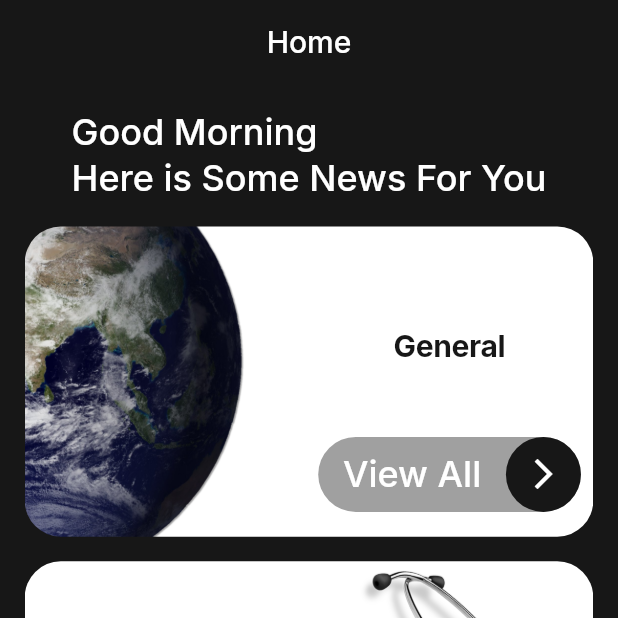
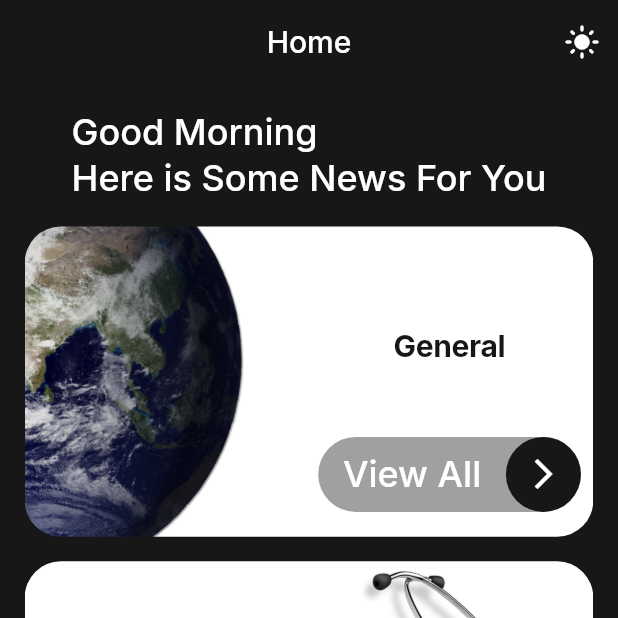
Before and after one commit to OsamaRabie22/news_app, a Flutter app: the screen it shows after launch, on a phone screen of 412 x 824 dp, the top half of it. Run offline on Flutter 3.47's test engine with Material 3 defaults, Android fonts, the phone set to English and light mode, and no system bars; our stand-ins replace cached_network_image, flutter_bloc, google_fonts, timeago.

Commit message:
completed display Category UI and Home screens and make state management by using cubit and handle the theme

```diff
--- a/lib/api/api_manager.dart
+++ b/lib/api/api_manager.dart
@@ -5,12 +5,12 @@ import 'package:news/api/api_constants.dart';
 import 'package:news/api/end_points.dart';
 import 'package:news/models/news_response.dart';
 import 'package:news/models/source_response.dart';
-import 'package:news/screens/category/category_details.dart';
 
 class ApiManager {
-  static Future<SourceResponse> getSources() async {
+  static Future<SourceResponse> getSources(String category) async {
     Uri url = Uri.https(ApiConstants.baseUrl, EndPoints.sourceApi, {
       'apiKey': ApiConstants.apiKey,
+      'category': category,
     });
     try {
       var response = await http.get(url);
--- /dev/null
+++ b/lib/cubits/home/home_cubit.dart
@@ -0,0 +1,16 @@
+import 'package:flutter_bloc/flutter_bloc.dart';
+import 'package:news/cubits/home/home_state.dart';
+import 'package:news/models/category.dart';
+
+class HomeCubit extends Cubit<HomeState> {
+  HomeCubit() :super(ShowCategories());
+
+  void selectCategory(Category category) {
+    emit(ShowCategoryDetails(category));
+  }
+
+  void goBack(){
+    emit(ShowCategories());
+}
+
+}
--- /dev/null
+++ b/lib/cubits/home/home_state.dart
@@ -0,0 +1,9 @@
+import 'package:news/models/category.dart';
+
+abstract class HomeState {}
+
+class ShowCategories extends HomeState {}
+class ShowCategoryDetails  extends HomeState{
+  final Category category;
+  ShowCategoryDetails(this.category);
+}
--- /dev/null
+++ b/lib/cubits/theme/theme_cubit.dart
@@ -0,0 +1,11 @@
+import 'package:flutter/material.dart';
+import 'package:flutter_bloc/flutter_bloc.dart';
+import 'package:news/cubits/theme/theme_state.dart';
+
+class ThemeCubit extends Cubit<ThemeState>{
+
+  ThemeCubit():super(ThemeState(ThemeMode.dark));
+  void changeTheme(ThemeMode themeMode){
+    emit(ThemeState(themeMode));
+  }
+}
--- /dev/null
+++ b/lib/cubits/theme/theme_state.dart
@@ -0,0 +1,6 @@
+import 'package:flutter/material.dart';
+
+class ThemeState {
+  final ThemeMode themeMode;
+  ThemeState(this.themeMode);
+}
--- a/lib/main.dart
+++ b/lib/main.dart
@@ -1,4 +1,7 @@
 import 'package:flutter/material.dart';
+import 'package:flutter_bloc/flutter_bloc.dart';
+import 'package:news/cubits/theme/theme_cubit.dart';
+import 'package:news/cubits/theme/theme_state.dart';
 import 'package:news/screens/home_screen.dart';
 import 'package:news/utils/app_theme.dart';
 
@@ -12,13 +15,20 @@ class MyApp extends StatelessWidget {
 
   @override
   Widget build(BuildContext context) {
+    return BlocProvider<ThemeCubit>(
+      create: (context)=>ThemeCubit(),
+      child: BlocBuilder<ThemeCubit,ThemeState>(
+        builder: (context,state){
           return MaterialApp(
             debugShowCheckedModeBanner: false,
             theme: AppTheme.lightTheme,
             darkTheme: AppTheme.darkTheme,
-      themeMode: ThemeMode.dark,
+            themeMode: state.themeMode,
             initialRoute: HomeScreen.routeName,
             routes: {HomeScreen.routeName: (_) => HomeScreen()},
           );
+        },
+      )
+    );
   }
 }
--- a/lib/screens/home/category_fragment.dart
+++ b/lib/screens/home/category_fragment.dart
@@ -1,17 +1,23 @@
 import 'package:flutter/material.dart';
+import 'package:flutter_bloc/flutter_bloc.dart';
+import 'package:news/cubits/theme/theme_cubit.dart';
+import 'package:news/cubits/theme/theme_state.dart';
 import 'package:news/models/category.dart';
 import 'package:news/widget/category_fragment_widget.dart';
 
 class CategoryFragment extends StatelessWidget {
-  CategoryFragment({super.key});
-
-  List<Category> categoriesList = [];
+  const CategoryFragment({super.key});
 
   @override
   Widget build(BuildContext context) {
     var width = MediaQuery.of(context).size.width;
     var height = MediaQuery.of(context).size.height;
-    categoriesList = Category.getCategoryList(true);
+
+    return BlocBuilder<ThemeCubit, ThemeState>(
+      builder: (context, themeState) {
+        var isDark = themeState.themeMode == ThemeMode.dark;
+        var categoriesList = Category.getCategoryList(isDark); // ✅
+
         return Padding(
           padding: EdgeInsets.all(width * 0.04),
           child: Column(
@@ -25,7 +31,10 @@ class CategoryFragment extends StatelessWidget {
               Expanded(
                 child: ListView.separated(
                   itemBuilder: (context, index) {
-                return CategoryFragmentWidget(category: categoriesList[index],index: index,);
+                    return CategoryFragmentWidget(
+                      category: categoriesList[index],
+                      index: index,
+                    );
                   },
                   separatorBuilder: (context, index) {
                     return SizedBox(height: height * 0.02);
@@ -36,5 +45,7 @@ class CategoryFragment extends StatelessWidget {
             ],
           ),
         );
+      },
+    );
   }
 }
--- a/lib/screens/home_screen.dart
+++ b/lib/screens/home_screen.dart
@@ -1,4 +1,9 @@
 import 'package:flutter/material.dart';
+import 'package:flutter_bloc/flutter_bloc.dart';
+import 'package:news/cubits/home/home_cubit.dart';
+import 'package:news/cubits/home/home_state.dart';
+import 'package:news/cubits/theme/theme_cubit.dart';
+import 'package:news/cubits/theme/theme_state.dart';
 import 'package:news/screens/category/category_details.dart';
 import 'package:news/screens/home/category_fragment.dart';
 
@@ -9,11 +14,40 @@ class HomeScreen extends StatelessWidget {
 
   @override
   Widget build(BuildContext context) {
-    return Scaffold(
-      appBar: AppBar(
-        title: Text("Home", style: Theme.of(context).textTheme.headlineLarge),
+    return BlocProvider<HomeCubit>(
+      create: (context) => HomeCubit(),
+      child: BlocBuilder<HomeCubit, HomeState>(
+        builder: (context, state) {
+          var isDark = context.read<ThemeCubit>().state.themeMode== ThemeMode.dark;;
+          return Scaffold(
+          appBar: AppBar(
+              actions: [
+                IconButton(onPressed: (){
+           isDark?context.read<ThemeCubit>().changeTheme(ThemeMode.light):context.read<ThemeCubit>().changeTheme(ThemeMode.dark);
+          }, icon: Icon(
+                    isDark? Icons.light_mode:Icons.dark_mode))
+              ],
+              title: Text(
+                state is ShowCategories ? "Home" : "News",
+                style: Theme.of(context).textTheme.headlineLarge,
+              ),
+              leading: state is ShowCategories
+                  ? null
+                  : IconButton(
+                      onPressed: () {
+                        context.read<HomeCubit>().goBack();
+                      },
+                      icon: const Icon(Icons.arrow_back_ios),
+                    ),
+            ),
+            body: state is ShowCategories
+                ? CategoryFragment()
+                : CategoryDetails(
+                    categoryId: (state as ShowCategoryDetails).category.id,
+                  ),
+          );
+        },
       ),
-      body: CategoryFragment(),
     );
   }
 }
--- a/lib/widget/category_fragment_widget.dart
+++ b/lib/widget/category_fragment_widget.dart
@@ -1,60 +1,85 @@
-
-
 import 'package:flutter/material.dart';
+import 'package:flutter_bloc/flutter_bloc.dart';
+import 'package:news/cubits/home/home_cubit.dart';
 import 'package:news/models/category.dart';
 import 'package:news/utils/app_colors.dart';
-import 'package:news/utils/app_styles.dart';
 
 class CategoryFragmentWidget extends StatelessWidget {
   final int index;
   Category category;
-   CategoryFragmentWidget({super.key,required this.category,required this.index});
+
+  CategoryFragmentWidget({
+    super.key,
+    required this.category,
+    required this.index,
+  });
 
   @override
   Widget build(BuildContext context) {
     var width = MediaQuery.of(context).size.width;
     var height = MediaQuery.of(context).size.height;
     return Stack(
-      alignment: (index%2==0)?AlignmentGeometry.bottomRight:AlignmentGeometry.bottomLeft,
+      alignment: (index % 2 == 0)
+          ? AlignmentGeometry.bottomRight
+          : AlignmentGeometry.bottomLeft,
       children: [
         ClipRRect(
           borderRadius: BorderRadiusGeometry.circular(24),
-          child: Image.asset(category.image),),
+          child: Image.asset(category.image),
+        ),
         Column(
-          spacing: height*0.04,
+          spacing: height * 0.04,
           children: [
-            Text(category.titel,style: Theme.of(context).textTheme.displayLarge,),
+            Text(
+              category.titel,
+              style: Theme.of(context).textTheme.displayLarge,
+            ),
 
             Container(
               margin: EdgeInsets.symmetric(
-                horizontal: width*0.02,
-                vertical: height*0.02
+                horizontal: width * 0.02,
+                vertical: height * 0.02,
               ),
               padding: EdgeInsetsDirectional.only(
-                start: (index%2==0)?width*0.04:0,
-                end: (index%2!=0)?width*0.04:0,
+                start: (index % 2 == 0) ? width * 0.04 : 0,
+                end: (index % 2 != 0) ? width * 0.04 : 0,
               ),
               decoration: BoxDecoration(
                 borderRadius: BorderRadius.circular(84),
-                color: AppColors.greyColor
+                color: AppColors.greyColor,
               ),
+              child: GestureDetector(
+                onTap: (){
+                  context.read<HomeCubit>().selectCategory(category);
+                },
                 child: Row(
-                spacing: width*0.04,
+                  spacing: width * 0.04,
                   mainAxisSize: MainAxisSize.min,
-                textDirection: (index%2==0)?TextDirection.ltr:TextDirection.rtl,
+                  textDirection: (index % 2 == 0)
+                      ? TextDirection.ltr
+                      : TextDirection.rtl,
                   children: [
-                  Text("View All",style: Theme.of(context).textTheme.headlineMedium,),
+                    Text(
+                      "View All",
+                      style: Theme.of(context).textTheme.headlineMedium,
+                    ),
 
                     CircleAvatar(
-                    child: Icon((index%2==0)?Icons.arrow_forward_ios:Icons.arrow_back_ios,color: Theme.of(context).splashColor,),
+                      child: Icon(
+                        (index % 2 == 0)
+                            ? Icons.arrow_forward_ios
+                            : Icons.arrow_back_ios,
+                        color: Theme.of(context).splashColor,
+                      ),
                       radius: 25,
                       backgroundColor: Theme.of(context).primaryColor,
-                  )
+                    ),
                   ],
                 ),
-            )
+              ),
+            ),
           ],
-        )
+        ),
       ],
     );
   }
--- a/lib/widget/main_loding_widget.dart
+++ b/lib/widget/main_loading_widget.dart
@@ -1,8 +1,8 @@
 import 'package:flutter/material.dart';
 import 'package:news/utils/app_colors.dart';
 
-class MainLodingWidget extends StatelessWidget {
-  const MainLodingWidget({super.key});
+class MainLoadingWidget extends StatelessWidget {
+  const MainLoadingWidget({super.key});
 
   @override
   Widget build(BuildContext context) {
--- a/lib/widget/news_item.dart
+++ b/lib/widget/news_item.dart
@@ -2,7 +2,7 @@ import 'package:cached_network_image/cached_network_image.dart';
 import 'package:flutter/material.dart';
 import 'package:news/models/news_response.dart';
 import 'package:news/utils/app_colors.dart';
-import 'package:news/widget/main_loding_widget.dart';
+import 'package:news/widget/main_loading_widget.dart';
 import 'package:timeago/timeago.dart' as timeago;
 
 class NewsItem extends StatelessWidget {
@@ -38,7 +38,7 @@ class NewsItem extends StatelessWidget {
                         fit: BoxFit.cover,
                         placeholder: (context, url) => SizedBox(
                           height: 220,
-                          child: Center(child: MainLodingWidget()),
+                          child: Center(child: MainLoadingWidget()),
                         ),
                         errorWidget: (context, url, error) => Container(
                           height: 220,
--- a/pubspec.yaml
+++ b/pubspec.yaml
@@ -39,6 +39,7 @@ dependencies:
   http: ^1.6.0
   cached_network_image: ^3.4.1
   timeago: ^3.7.1
+  flutter_bloc: ^9.1.1
 
 dev_dependencies:
   flutter_test:
```
Also changed, not shown: lib/cubits/news/news_cubit.dart (added, +18 -0 lines), lib/cubits/news/news_state.dart (added, +17 -0 lines), lib/cubits/sources/sources_cubit.dart (added, +24 -0 lines), lib/cubits/sources/sources_state.dart (added, +17 -0 lines), lib/screens/category/category_details.dart (+65 -42 lines), lib/widget/news_widget.dart (+22 -23 lines), pubspec.lock. Lines whose indentation alone changed are shown as unchanged.
